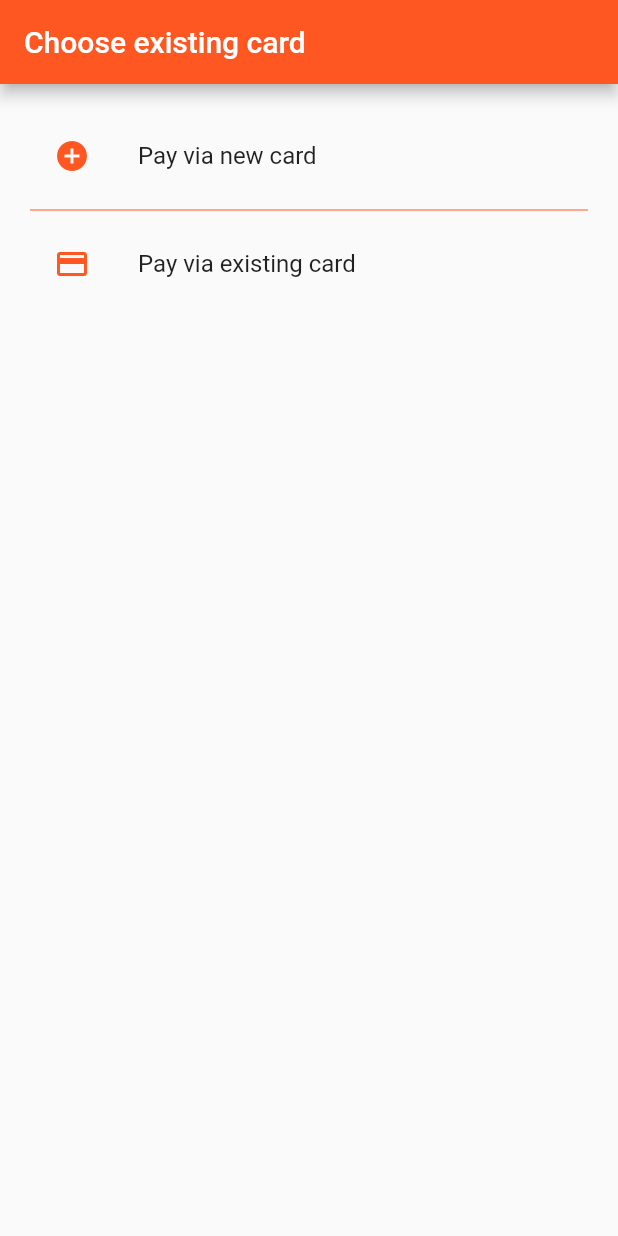
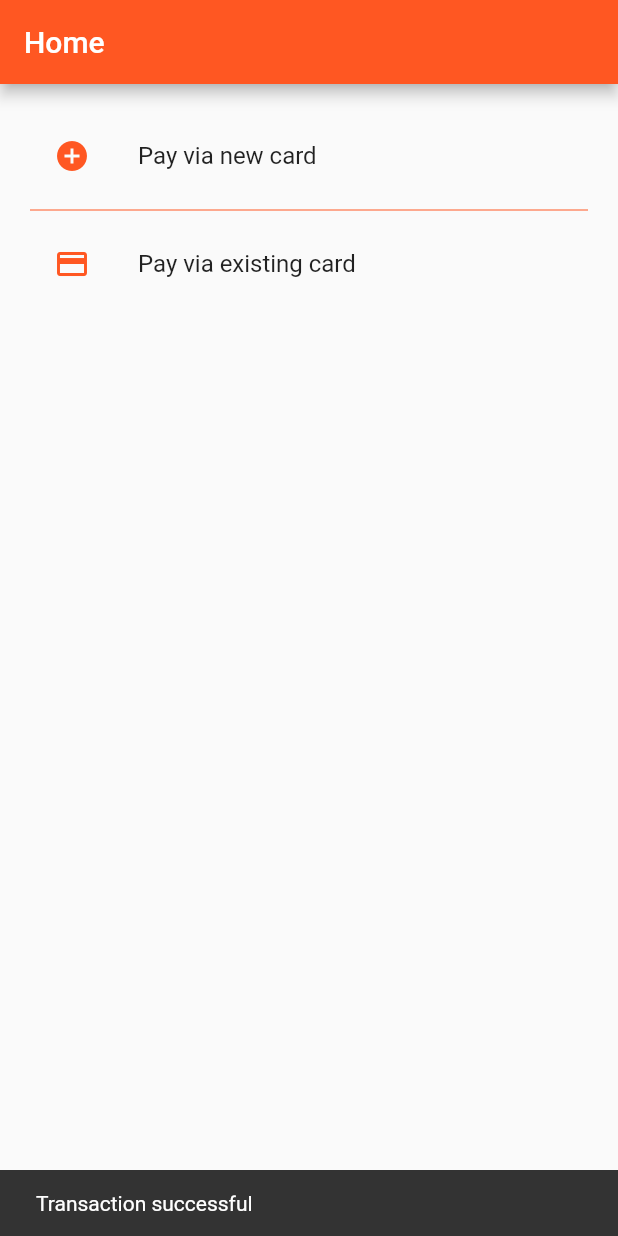
Before and after one commit to didierganthier/flutter_stripe_payments, a Flutter app: the screen it shows after launch, after a tap on "Pay via new card", on a phone screen of 412 x 824 dp. Run offline on Flutter 3.47's test engine with Material 2 defaults, Android fonts, the phone set to English and light mode, and no system bars; our stand-ins replace flutter_credit_card.

```diff
--- a/lib/pages/home.dart
+++ b/lib/pages/home.dart
@@ -1,4 +1,5 @@
 import 'package:flutter/material.dart';
+import 'package:flutter_stripe_payments/services/payment-service.dart';
 
 class HomePage extends StatefulWidget {
   @override
@@ -7,11 +8,20 @@ class HomePage extends StatefulWidget {
 
 class _HomePageState extends State<HomePage> {
   onItemPress(BuildContext context, int index) {
-    print('index: ${index.toString()}');
-
     switch (index) {
       case 0:
-        //pay via new card
+        var response = StripeService.payWithNewCard(
+          amount: '150',
+          currency: 'USD',
+        );
+        if(response.success == true){
+          Scaffold.of(context).showSnackBar(
+            SnackBar(
+              content: Text(response.message),
+              duration: Duration(milliseconds: 1200),
+            )
+          );
+        }
         break;
       case 1:
         Navigator.pushNamed(context, '/existing-cards');
@@ -24,7 +34,7 @@ class _HomePageState extends State<HomePage> {
     ThemeData theme = Theme.of(context);
     return Scaffold(
       appBar: AppBar(
-        title: Text("Choose existing card"),
+        title: Text("Home"),
       ),
       body: Container(
         padding: EdgeInsets.all(20),
```
Also changed, not shown: lib/pages/existing-cards.dart (+14 -1 lines).
